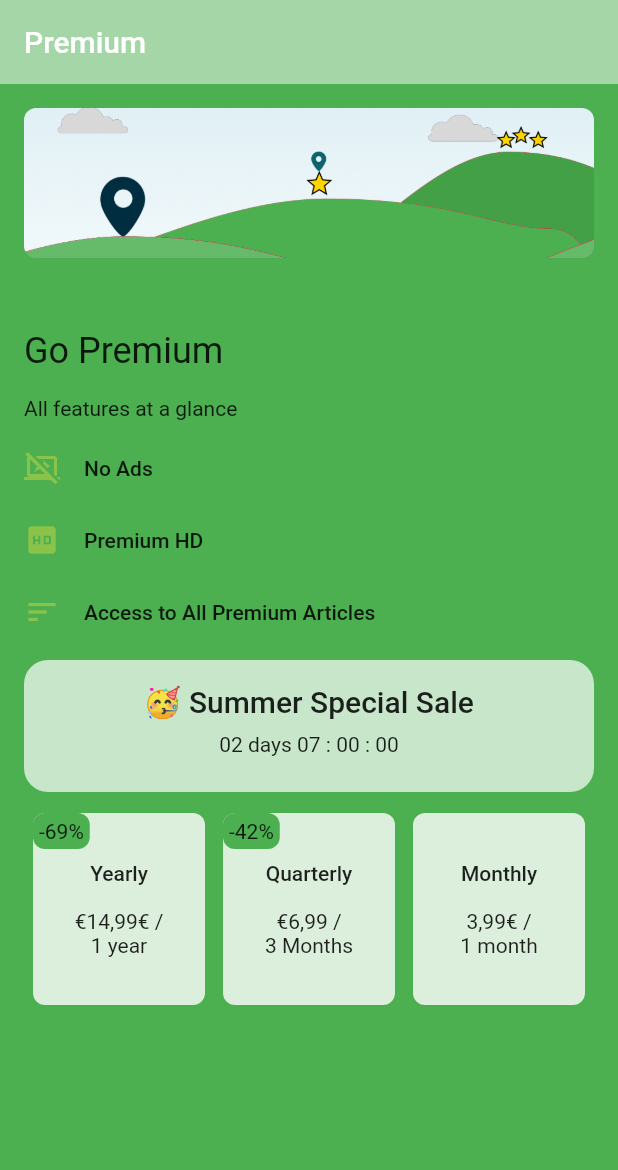
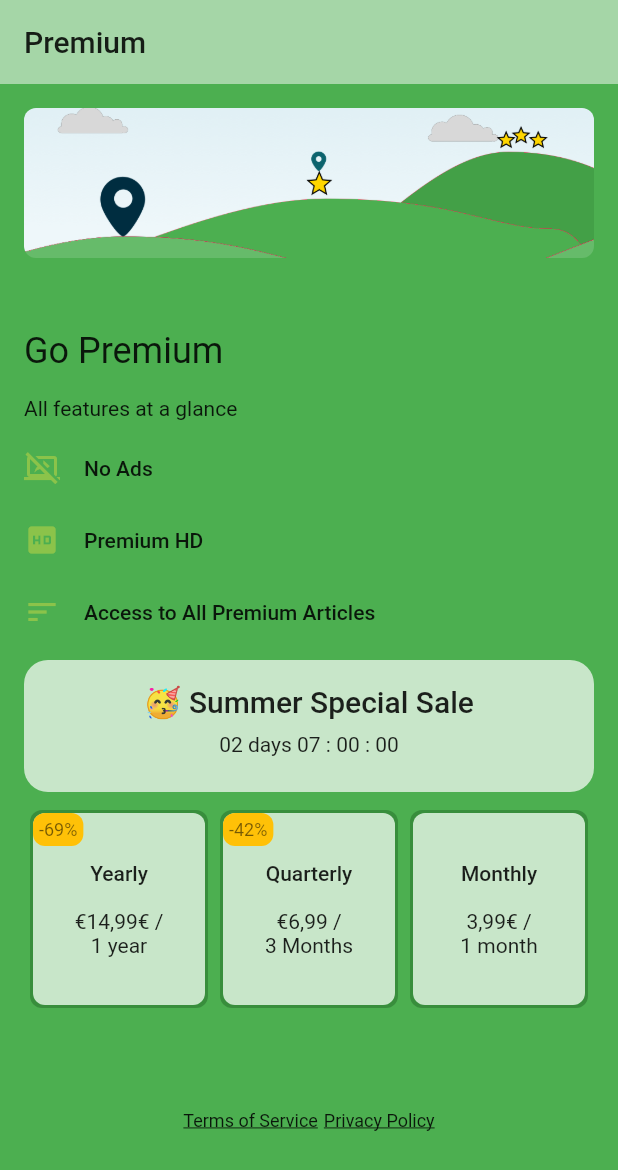
Before and after one commit to LinkFive/flutter-in_app_purchases_paywall, a Flutter app: the screen it shows after launch, on a phone screen of 412 x 824 dp. Shown: the top 1170 px of the screen. Run offline on Flutter 3.47's test engine with Material 2 defaults, Android fonts, the phone set to English and light mode, and no system bars; drawn by our look-alikes of flutter_countdown_timer; missing offline and left inert: flutter_inappwebview.

Commit message:
style update

```diff
--- a/example/lib/main.dart
+++ b/example/lib/main.dart
@@ -1,10 +1,6 @@
 import 'package:flutter/material.dart';
 import 'package:flutter_countdown_timer/flutter_countdown_timer.dart';
-import 'package:in_app_purchases_paywall_ui/paywall/model/text_and_url.dart';
-import 'package:in_app_purchases_paywall_ui/paywall/model/icon_and_text.dart';
-import 'package:in_app_purchases_paywall_ui/paywall/model/subscription_data.dart';
-import 'package:in_app_purchases_paywall_ui/paywall/simple/simple_paywall_scaffold.dart';
-import 'package:in_app_purchases_paywall_ui/paywall/widgets/campaign_banner.dart';
+import 'package:in_app_purchases_paywall_ui/in_app_purchases_paywall_ui.dart';
 
 void main() {
   runApp(MyApp());
@@ -17,7 +13,10 @@ class MyApp extends StatelessWidget {
     return MaterialApp(
       title: 'Flutter Demo',
       theme: ThemeData(
-          primarySwatch: Colors.green, brightness: Brightness.light, iconTheme: IconThemeData(color: Colors.lightGreen)
+          primarySwatch: Colors.green,
+          brightness: Brightness.light,
+          iconTheme: IconThemeData(color: Colors.lightGreen),
+          accentColor: Colors.amber,
           /*
         appBarTheme: AppBarTheme(backgroundColor: Colors.white),
         brightness: Brightness.light,
@@ -30,7 +29,14 @@ class MyApp extends StatelessWidget {
           bodyText2: TextStyle(color: Colors.blue)
         ),
         primaryColor: Colors.cyan,
-        accentColor: Colors.yellowAccent*/
+        primaryColorDark: Colors.green,
+        primaryColorLight: Colors.blue
+        accentColor: Colors.yellowAccent
+
+        textButtonTheme: TextButtonThemeData(
+          style: ElevatedButton.styleFrom(primary: Colors.purple, onPrimary: Colors.red),
+        )
+        */
           ),
       home: MyHomePage(),
     );
@@ -113,10 +119,10 @@ class _MyHomePageState extends State<MyHomePage> {
         theme: Theme.of(context),
         headline: "🥳 Summer Special Sale",
         subContent: Container(
-          padding: EdgeInsets.all(8),
+            padding: EdgeInsets.all(8),
             child: CountdownTimer(
-          endTime: DateTime.now().add(Duration(days: 2, hours: 7)).millisecondsSinceEpoch,
-        )),
+              endTime: DateTime.now().add(Duration(days: 2, hours: 7)).millisecondsSinceEpoch,
+            )),
       ),
     );
   }
--- a/packages/in_app_purchases_paywall_ui/lib/in_app_purchases_paywall_ui.dart
+++ b/packages/in_app_purchases_paywall_ui/lib/in_app_purchases_paywall_ui.dart
@@ -1,7 +1,9 @@
 library in_app_purchases_paywall_ui;
 
-/// A Calculator.
-class Calculator {
-  /// Returns [value] plus 1.
-  int addOne(int value) => value + 1;
-}
+export 'paywall/simple/simple_paywall.dart';
+export 'paywall/simple/simple_paywall_scaffold.dart';
+export 'paywall/widgets/campaign_banner.dart';
+export 'paywall/model/icon_and_text.dart';
+export 'paywall/model/subscription_data.dart';
+export 'paywall/model/text_and_url.dart';
+export 'paywall/model/text_and_url.dart';
--- a/packages/in_app_purchases_paywall_ui/lib/paywall/simple/simple_paywall.dart
+++ b/packages/in_app_purchases_paywall_ui/lib/paywall/simple/simple_paywall.dart
@@ -105,16 +105,21 @@ class SimplePayWall extends StatelessWidget {
       elements.add(SubscriptionRow(subscriptionListData!, theme));
     }
     if (onRestoreTap != null) {
-      elements.add(MaterialButton(
+      elements.add(Row(
+        mainAxisAlignment: MainAxisAlignment.center,
+        children: [
+          TextButton(
             child: Text(
               restoreText ?? "Restore purchase",
-          style: TextStyle(color: theme.primaryColor),
             ),
+            style: theme.textButtonTheme.style,
             onPressed: () {
               if (onRestoreTap != null) {
                 onRestoreTap!();
               }
             },
+          ),
+        ],
       ));
     }
     return elements;
@@ -151,7 +156,7 @@ class _LegalRow extends StatelessWidget {
           onTap: _onTapTos,
           child: Text(
             tosData?.name ?? "Terms of Service",
-            style: TextStyle(decoration: TextDecoration.underline, color: theme.primaryColor, fontSize: 12),
+            style: TextStyle(decoration: TextDecoration.underline, color: theme.textTheme.button?.color ?? theme.primaryColor, fontSize: 12),
           ),
         );
 
@@ -161,7 +166,7 @@ class _LegalRow extends StatelessWidget {
           onTap: _onTapPp,
           child: Text(
             ppData?.name ?? "Privacy Policy",
-            style: TextStyle(decoration: TextDecoration.underline, color: theme.primaryColor, fontSize: 12),
+            style: TextStyle(decoration: TextDecoration.underline, color: theme.textTheme.button?.color ?? theme.primaryColor, fontSize: 12),
           ),
         );
 
--- a/packages/in_app_purchases_paywall_ui/lib/paywall/simple/simple_paywall_scaffold.dart
+++ b/packages/in_app_purchases_paywall_ui/lib/paywall/simple/simple_paywall_scaffold.dart
@@ -39,10 +39,10 @@ class SimplePayWallScaffold extends StatelessWidget {
         key: _scaffoldKey,
         backgroundColor: theme.appBarTheme.backgroundColor,
         appBar: AppBar(
+          textTheme: theme.textTheme,
+          actionsIconTheme: theme.accentIconTheme,
           brightness: theme.brightness,
-          iconTheme: IconThemeData(
-            color: theme.iconTheme.color,
-          ),
+          iconTheme: theme.iconTheme,
           backgroundColor: theme.backgroundColor,
           title: Text(appBarTitle ?? "Premium"),
           elevation: 0.0,
--- a/packages/in_app_purchases_paywall_ui/lib/paywall/simple/subscription_price_box.dart
+++ b/packages/in_app_purchases_paywall_ui/lib/paywall/simple/subscription_price_box.dart
@@ -16,7 +16,7 @@ class SubscriptionPriceBox extends StatelessWidget {
           margin: EdgeInsets.only(left: mx * 4, right: mx * 4, top: 4, bottom: 4),
           child: Ink(
               decoration:
-                  BoxDecoration(borderRadius: BorderRadius.all(Radius.circular(8.0)), color: theme.primaryColor),
+                  BoxDecoration(borderRadius: BorderRadius.all(Radius.circular(8.0)), color: theme.primaryColorDark),
               child: InkWell(
                   onTap: data.onTap,
                   child: Padding(
@@ -24,7 +24,7 @@ class SubscriptionPriceBox extends StatelessWidget {
                       child: Container(
                           margin: EdgeInsets.all(1),
                           decoration: BoxDecoration(
-                              borderRadius: BorderRadius.all(Radius.circular(8.0)), color: Color(0xccffffff)),
+                              borderRadius: BorderRadius.all(Radius.circular(8.0)), color: theme.primaryColorLight),
                           child: Stack(
                             children: [
                               Align(
@@ -35,7 +35,7 @@ class SubscriptionPriceBox extends StatelessWidget {
                                     children: [
                                       Text(
                                         data.durationTitle,
-                                        style: theme.textTheme.button,
+                                        style: theme.textTheme.bodyText1,
                                       ),
                                       Container(
                                         padding: EdgeInsets.all(8),
@@ -48,6 +48,7 @@ class SubscriptionPriceBox extends StatelessWidget {
                                         child: Text(
                                           "${data.price} /${shouldBreakText?"\n":" "}${data.durationShort.replaceAll(" ", "\u{00A0}")}",
                                           textAlign: TextAlign.center,
+                                          style: theme.textTheme.bodyText2,
                                         ),
                                       )
                                     ],
@@ -61,7 +62,7 @@ class SubscriptionPriceBox extends StatelessWidget {
                                           color: theme.accentColor),
                                       child: Padding(
                                         padding: EdgeInsets.all(4),
-                                        child: Text("-${data.dealPercentage}%"),
+                                        child: Text("-${data.dealPercentage}%", style: theme.accentTextTheme.caption,),
                                       ))
                                   : Container(),
                             ],
```
Also changed, not shown: 1 other file. Lines whose indentation alone changed are shown as unchanged.
